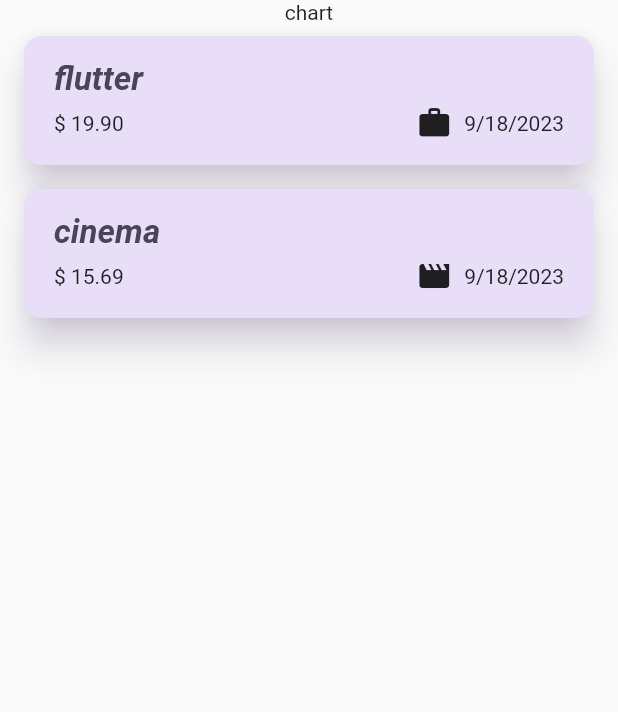
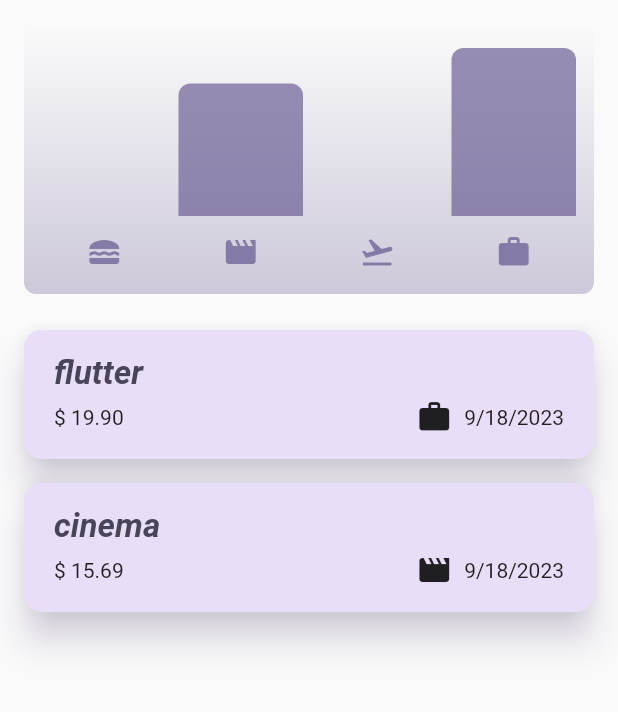
Before and after one commit to azutsavv/expense_tracking, a Flutter app: the screen it shows after launch, on a phone screen of 412 x 824 dp, the part 84-796 px from its top. Run offline on Flutter 3.47's test engine with Material 2 defaults, Android fonts, the phone set to English and light mode, and no system bars.

Commit message:
chart bar added with dark mode compatiblity, now start working on responsiveness and adapttation

```diff
--- /dev/null
+++ b/lib/widgets/chart/chart.dart
@@ -0,0 +1,95 @@
+import 'package:flutter/material.dart';
+
+import 'package:expense_tracker/widgets/chart/chart_bar.dart';
+import 'package:expense_tracker/models/expense.dart';
+
+class Chart extends StatelessWidget {
+  const Chart({super.key, required this.expenses});
+
+  final List<Expense> expenses;
+
+  List<ExpenseBucket> get buckets {
+    return [
+      ExpenseBucket.forCategory(expenses, Category.food),
+      ExpenseBucket.forCategory(expenses, Category.leisure),
+      ExpenseBucket.forCategory(expenses, Category.travel),
+      ExpenseBucket.forCategory(expenses, Category.work),
+    ];
+  }
+
+  double get maxTotalExpense {
+    double maxTotalExpense = 0;
+
+    for (final bucket in buckets) {
+      if (bucket.totalExpense > maxTotalExpense) {
+        maxTotalExpense = bucket.totalExpense;
+      }
+    }
+
+    return maxTotalExpense;
+  }
+
+  @override
+  Widget build(BuildContext context) {
+    final isDarkMode =
+        MediaQuery.of(context).platformBrightness == Brightness.dark;
+    return Container(
+      margin: const EdgeInsets.all(16),
+      padding: const EdgeInsets.symmetric(
+        vertical: 16,
+        horizontal: 8,
+      ),
+      width: double.infinity,
+      height: 180,
+      decoration: BoxDecoration(
+        borderRadius: BorderRadius.circular(8),
+        gradient: LinearGradient(
+          colors: [
+            Theme.of(context).colorScheme.primary.withOpacity(0.3),
+            Theme.of(context).colorScheme.primary.withOpacity(0.0)
+          ],
+          begin: Alignment.bottomCenter,
+          end: Alignment.topCenter,
+        ),
+      ),
+      child: Column(
+        children: [
+          Expanded(
+            child: Row(
+              crossAxisAlignment: CrossAxisAlignment.end,
+              children: [
+                for (final bucket in buckets) // alternative to map()
+                  ChartBar(
+                    fill: bucket.totalExpense == 0
+                        ? 0
+                        : bucket.totalExpense / maxTotalExpense,
+                  )
+              ],
+            ),
+          ),
+          const SizedBox(height: 12),
+          Row(
+            children: buckets
+                .map(
+                  (bucket) => Expanded(
+                    child: Padding(
+                      padding: const EdgeInsets.symmetric(horizontal: 4),
+                      child: Icon(
+                        categoryIcon[bucket.category],
+                        color: isDarkMode
+                            ? Theme.of(context).colorScheme.secondary
+                            : Theme.of(context)
+                                .colorScheme
+                                .primary
+                                .withOpacity(0.7),
+                      ),
+                    ),
+                  ),
+                )
+                .toList(),
+          )
+        ],
+      ),
+    );
+  }
+}
--- /dev/null
+++ b/lib/widgets/chart/chart_bar.dart
@@ -0,0 +1,34 @@
+import 'package:flutter/material.dart';
+
+class ChartBar extends StatelessWidget {
+  const ChartBar({
+    super.key,
+    required this.fill,
+  });
+
+  final double fill;
+
+  @override
+  Widget build(BuildContext context) {
+    final isDarkMode =
+        MediaQuery.of(context).platformBrightness == Brightness.dark;
+    return Expanded(
+      child: Padding(
+        padding: const EdgeInsets.symmetric(horizontal: 4),
+        child: FractionallySizedBox(
+          heightFactor: fill,
+          child: DecoratedBox(
+            decoration: BoxDecoration(
+              shape: BoxShape.rectangle,
+              borderRadius:
+                  const BorderRadius.vertical(top: Radius.circular(8)),
+              color: isDarkMode
+                  ? Theme.of(context).colorScheme.secondary
+                  : Theme.of(context).colorScheme.primary.withOpacity(0.65),
+            ),
+          ),
+        ),
+      ),
+    );
+  }
+}
--- a/lib/widgets/expenses.dart
+++ b/lib/widgets/expenses.dart
@@ -1,4 +1,5 @@
 import 'package:expense_tracker/models/expense.dart';
+import 'package:expense_tracker/widgets/chart/chart.dart';
 import 'package:expense_tracker/widgets/expenses_list/expenses_list.dart';
 import 'package:expense_tracker/widgets/new_expense.dart';
 import 'package:flutter/material.dart';
@@ -83,7 +84,7 @@ class _ExpensesState extends State<Expenses> {
       ),
       body: Column(
         children: [
-          const Text('chart'),
+          Chart(expenses: _registeredExpense),
           Expanded(child: mainContent),
         ],
       ),
```
